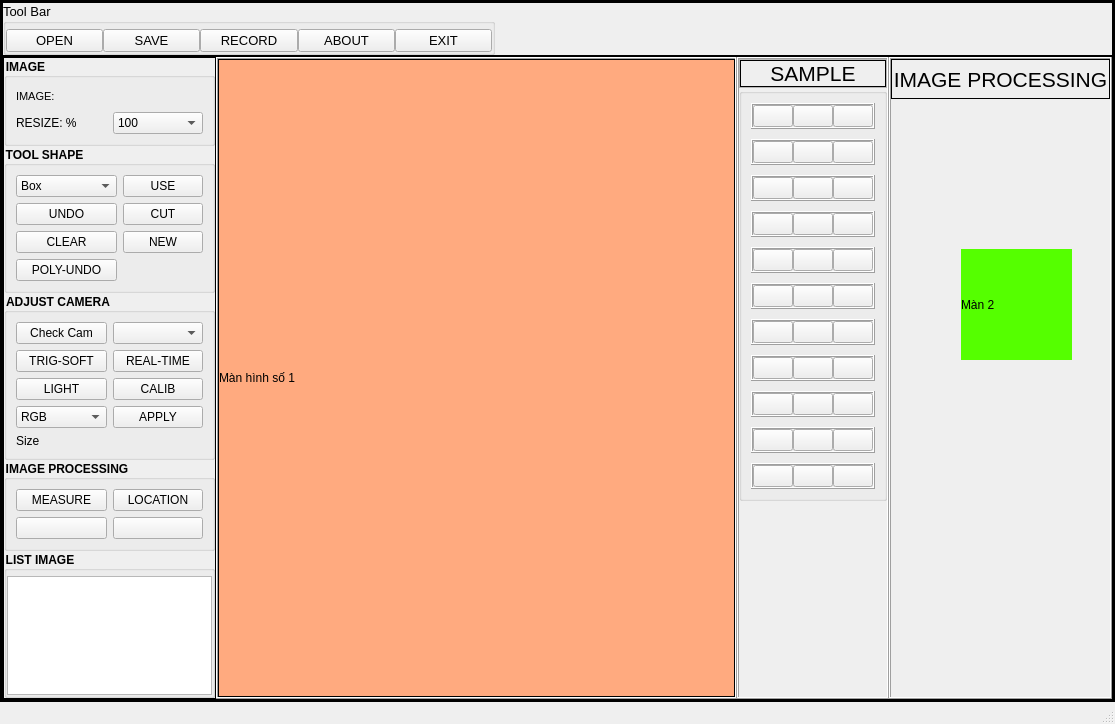
Qt form src/pyqt5_ui/gui.ui (BingKeyelse/Computer-Vision-Tools) before a commit.
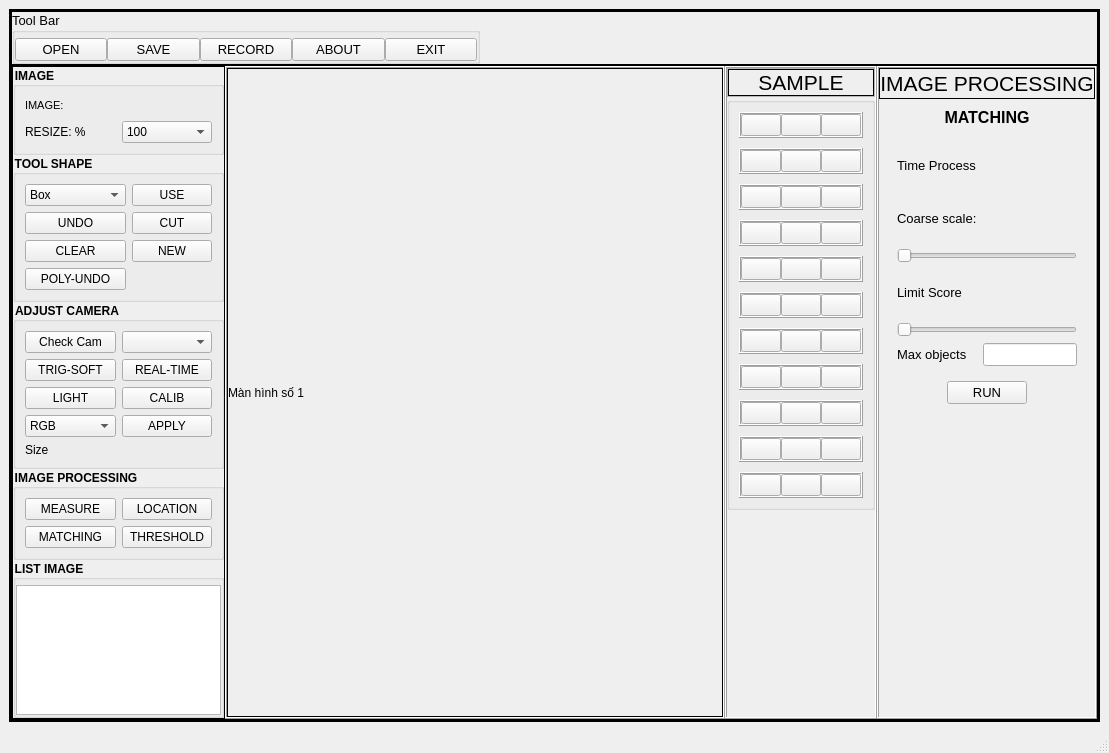
The same form after that commit. The open tabs and pages were chosen to show the change. Icons and pictures are not drawn.

Diff of the .ui file:
```diff
--- a/src/pyqt5_ui/gui.ui
+++ b/src/pyqt5_ui/gui.ui
@@ -6,30 +6,15 @@
    <rect>
     <x>0</x>
     <y>0</y>
-    <width>1115</width>
-    <height>724</height>
+    <width>1084</width>
+    <height>753</height>
    </rect>
   </property>
   <property name="windowTitle">
    <string>MainWindow</string>
   </property>
   <widget class="QWidget" name="centralwidget">
-   <layout class="QGridLayout" name="gridLayout_11">
-    <property name="leftMargin">
-     <number>0</number>
-    </property>
-    <property name="topMargin">
-     <number>0</number>
-    </property>
-    <property name="rightMargin">
-     <number>0</number>
-    </property>
-    <property name="bottomMargin">
-     <number>0</number>
-    </property>
-    <property name="spacing">
-     <number>0</number>
-    </property>
+   <layout class="QGridLayout" name="gridLayout_18">
     <item row="0" column="0">
      <widget class="QFrame" name="frame_4">
       <property name="sizePolicy">
@@ -1070,14 +1055,14 @@
                 <item row="1" column="0">
                  <widget class="QPushButton" name="pushButton_17">
                   <property name="text">
-                   <string/>
+                   <string>MATCHING</string>
                   </property>
                  </widget>
                 </item>
                 <item row="1" column="1">
                  <widget class="QPushButton" name="pushButton_18">
                   <property name="text">
-                   <string/>
+                   <string>THRESHOLD</string>
                   </property>
                  </widget>
                 </item>
@@ -1211,7 +1196,7 @@
                     <item row="0" column="0">
                      <widget class="QLabel" name="screen_main">
                       <property name="styleSheet">
-                       <string notr="true">background-color: rgb(255, 170, 127);</string>
+                       <string notr="true"/>
                       </property>
                       <property name="text">
                        <string>Màn hình số 1</string>
@@ -2099,7 +2084,7 @@
             <property name="frameShadow">
              <enum>QFrame::Raised</enum>
             </property>
-            <layout class="QVBoxLayout" name="verticalLayout_3" stretch="1,15">
+            <layout class="QVBoxLayout" name="verticalLayout_3" stretch="1,20">
              <property name="spacing">
               <number>0</number>
              </property>
@@ -2213,22 +2198,164 @@
                 </layout>
                </widget>
                <widget class="QWidget" name="page">
-                <widget class="QLabel" name="label_4">
-                 <property name="geometry">
-                  <rect>
-                   <x>70</x>
-                   <y>150</y>
-                   <width>111</width>
-                   <height>111</height>
-                  </rect>
-                 </property>
-                 <property name="styleSheet">
-                  <string notr="true">background-color: rgb(85, 255, 0);</string>
-                 </property>
-                 <property name="text">
-                  <string>Màn 2</string>
-                 </property>
-                </widget>
+                <layout class="QGridLayout" name="gridLayout_11">
+                 <item row="0" column="0">
+                  <layout class="QGridLayout" name="gridLayout_20" rowstretch="1,15,2">
+                   <item row="2" column="0">
+                    <layout class="QHBoxLayout" name="horizontalLayout_14">
+                     <item>
+                      <spacer name="horizontalSpacer_2">
+                       <property name="orientation">
+                        <enum>Qt::Horizontal</enum>
+                       </property>
+                       <property name="sizeHint" stdset="0">
+                        <size>
+                         <width>40</width>
+                         <height>20</height>
+                        </size>
+                       </property>
+                      </spacer>
+                     </item>
+                     <item>
+                      <widget class="QPushButton" name="btn_run_matching">
+                       <property name="minimumSize">
+                        <size>
+                         <width>0</width>
+                         <height>0</height>
+                        </size>
+                       </property>
+                       <property name="maximumSize">
+                        <size>
+                         <width>16777215</width>
+                         <height>16777215</height>
+                        </size>
+                       </property>
+                       <property name="text">
+                        <string>RUN</string>
+                       </property>
+                      </widget>
+                     </item>
+                     <item>
+                      <spacer name="horizontalSpacer_3">
+                       <property name="orientation">
+                        <enum>Qt::Horizontal</enum>
+                       </property>
+                       <property name="sizeHint" stdset="0">
+                        <size>
+                         <width>40</width>
+                         <height>20</height>
+                        </size>
+                       </property>
+                      </spacer>
+                     </item>
+                    </layout>
+                   </item>
+                   <item row="1" column="0">
+                    <widget class="QWidget" name="widget_4" native="true">
+                     <layout class="QGridLayout" name="gridLayout_15">
+                      <item row="0" column="0">
+                       <widget class="QLabel" name="label_4">
+                        <property name="text">
+                         <string>Time Process</string>
+                        </property>
+                       </widget>
+                      </item>
+                      <item row="0" column="1">
+                       <widget class="QLabel" name="label_time_process_matching">
+                        <property name="text">
+                         <string/>
+                        </property>
+                       </widget>
+                      </item>
+                      <item row="1" column="0">
+                       <widget class="QLabel" name="label_6">
+                        <property name="text">
+                         <string>Coarse scale:</string>
+                        </property>
+                       </widget>
+                      </item>
+                      <item row="2" column="0" colspan="2">
+                       <widget class="QSlider" name="slider_coarse_scale_matching">
+                        <property name="orientation">
+                         <enum>Qt::Horizontal</enum>
+                        </property>
+                       </widget>
+                      </item>
+                      <item row="3" column="0">
+                       <widget class="QLabel" name="label_8">
+                        <property name="text">
+                         <string>Limit Score</string>
+                        </property>
+                       </widget>
+                      </item>
+                      <item row="4" column="0" colspan="2">
+                       <widget class="QSlider" name="slider_limit_score_matching">
+                        <property name="orientation">
+                         <enum>Qt::Horizontal</enum>
+                        </property>
+                       </widget>
+                      </item>
+                      <item row="5" column="0">
+                       <widget class="QLabel" name="label_9">
+                        <property name="text">
+                         <string>Max objects</string>
+                        </property>
+                       </widget>
+                      </item>
+                      <item row="5" column="1">
+                       <widget class="QLineEdit" name="edit_max_objects_matching"/>
+                      </item>
+                      <item row="1" column="1">
+                       <widget class="QLabel" name="label_coarse_scale_matching">
+                        <property name="text">
+                         <string/>
+                        </property>
+                       </widget>
+                      </item>
+                      <item row="3" column="1">
+                       <widget class="QLabel" name="label_limit_score_matching">
+                        <property name="text">
+                         <string/>
+                        </property>
+                       </widget>
+                      </item>
+                     </layout>
+                    </widget>
+                   </item>
+                   <item row="0" column="0">
+                    <widget class="QLabel" name="label_7">
+                     <property name="font">
+                      <font>
+                       <pointsize>12</pointsize>
+                       <weight>75</weight>
+                       <italic>false</italic>
+                       <bold>true</bold>
+                      </font>
+                     </property>
+                     <property name="text">
+                      <string>MATCHING</string>
+                     </property>
+                     <property name="alignment">
+                      <set>Qt::AlignCenter</set>
+                     </property>
+                    </widget>
+                   </item>
+                  </layout>
+                 </item>
+                 <item row="1" column="0">
+                  <spacer name="verticalSpacer_4">
+                   <property name="orientation">
+                    <enum>Qt::Vertical</enum>
+                   </property>
+                   <property name="sizeHint" stdset="0">
+                    <size>
+                     <width>20</width>
+                     <height>304</height>
+                    </size>
+                   </property>
+                  </spacer>
+                 </item>
+                </layout>
                </widget>
               </widget>
              </item>
```
Left out of the diff: 4 changed lines with no effect on the pictures.
